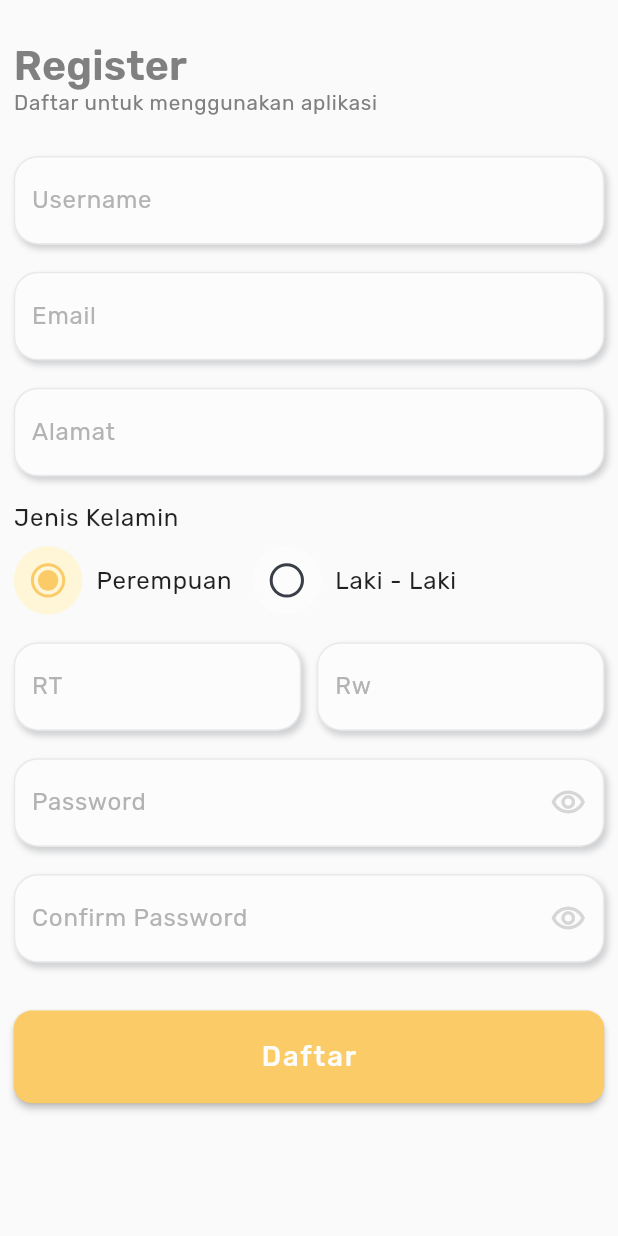
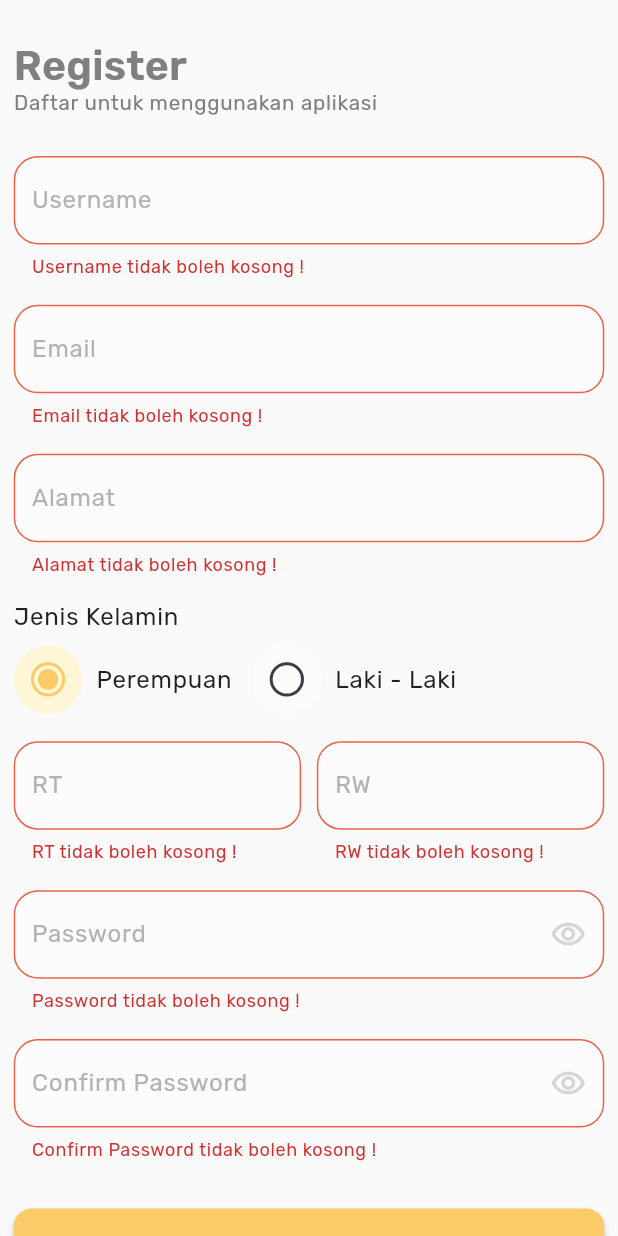
Before and after one commit to hendriari/e-gayams, a Flutter app: the screen it shows after launch, after a tap on "Skip", after a tap on "Daftar", on a phone screen of 412 x 824 dp. Run offline on Flutter 3.47's test engine with Material 2 defaults, Android fonts, the phone set to English and light mode, and no system bars; our stand-ins replace animated_splash_screen, firebase_core, google_fonts, smooth_page_indicator; accounts and stored records are empty.

Commit message:
register

```diff
--- a/lib/src/dummy/onboarding_list.dart
+++ b/lib/src/dummy/onboarding_list.dart
@@ -3,17 +3,17 @@ import 'package:kkn_siwalan/src/dummy/onboarding_model.dart';
 List<OnBoardingModel> onBoardingList = [
   OnBoardingModel(
     image: 'assets/image/onboarding1.png',
-    title: 'Testing 1',
-    subtitle: 'Makan',
+    title: 'Penunjang UMKM Siwalan',
+    subtitle: 'Ragam UMKM di Kelurahan Siwalan',
   ),
   OnBoardingModel(
-    image: 'assets/image/onboarding1.png',
-    title: 'Testing 2',
+    image: 'assets/image/onboarding2.png',
+    title: 'Memperluas',
     subtitle: 'Minum',
   ),
   OnBoardingModel(
-    image: 'assets/image/onboarding1.png',
-    title: 'Testing 3',
+    image: 'assets/image/onboarding3.png',
+    title: 'Order Lebih Mudah',
     subtitle: 'Tidur',
   ),
 ];
--- a/lib/src/screen/auth/register_screen.dart
+++ b/lib/src/screen/auth/register_screen.dart
@@ -1,8 +1,12 @@
+import 'package:flutter/gestures.dart';
 import 'package:flutter/material.dart';
 import 'package:kkn_siwalan/src/utils/adapt_size.dart';
 import 'package:kkn_siwalan/src/utils/colors.dart';
+import 'package:kkn_siwalan/src/utils/form_validators.dart';
+import 'package:kkn_siwalan/src/viewmodel/navigasi_viewmodel.dart';
 import 'package:kkn_siwalan/src/widget/button_widget.dart';
 import 'package:kkn_siwalan/src/widget/form_field_widget.dart';
+import 'package:kkn_siwalan/src/widget/rich_text_widget.dart';
 import 'package:kkn_siwalan/src/widget/string_radio_button.dart';
 
 class RegisterScreen extends StatefulWidget {
@@ -21,6 +25,7 @@ class _RegisterScreenState extends State<RegisterScreen> {
   final TextEditingController _password = TextEditingController();
   final TextEditingController _confirmPassword = TextEditingController();
   final ValueNotifier<String> _gender = ValueNotifier<String>('female');
+  final GlobalKey<FormState> _formKey = GlobalKey();
 
   @override
   void dispose() {
@@ -45,6 +50,8 @@ class _RegisterScreenState extends State<RegisterScreen> {
           left: AdaptSize.pixel8,
           bottom: AdaptSize.screenWidth / 1000 * 100,
         ),
+        child: Form(
+          key: _formKey,
           child: Column(
             mainAxisAlignment: MainAxisAlignment.start,
             crossAxisAlignment: CrossAxisAlignment.start,
@@ -69,12 +76,14 @@ class _RegisterScreenState extends State<RegisterScreen> {
                 height: AdaptSize.pixel24,
               ),
 
-            /// confrim password
+              /// username
               formFieldWidget(
                 context: context,
                 textEditingController: _username,
                 label: 'Username',
                 hint: 'Jhon Doe',
+                formFieldValidator: (value) =>
+                    FormValidators.usernameValidate(value: _username.text),
               ),
 
               SizedBox(
@@ -88,6 +97,8 @@ class _RegisterScreenState extends State<RegisterScreen> {
                 textInputType: TextInputType.emailAddress,
                 label: 'Email',
                 hint: 'example@gmail.com',
+                formFieldValidator: (value) => FormValidators.commonValidate(
+                    value: _email.text, values: 'Email'),
               ),
 
               SizedBox(
@@ -102,6 +113,8 @@ class _RegisterScreenState extends State<RegisterScreen> {
                 textInputType: TextInputType.streetAddress,
                 label: 'Alamat',
                 hint: 'Jl. Jalan',
+                formFieldValidator: (value) => FormValidators.commonValidate(
+                    value: _alamat.text, values: 'Alamat'),
               ),
 
               SizedBox(
@@ -177,14 +190,18 @@ class _RegisterScreenState extends State<RegisterScreen> {
                     textInputType: TextInputType.number,
                     label: 'RT',
                     hint: 'RT 01',
+                    formFieldValidator: (value) => FormValidators.rtrwValidate(
+                        rukun: _rt.text, value: 'RT', values: 'RT'),
                   ),
                   formFieldWidget(
                     width: AdaptSize.screenWidth / 2.15,
                     context: context,
                     textEditingController: _rw,
                     textInputType: TextInputType.number,
-                  label: 'Rw',
+                    label: 'RW',
                     hint: 'RW 01',
+                    formFieldValidator: (value) => FormValidators.rtrwValidate(
+                        rukun: _rw.text, value: 'RW', values: 'RW'),
                   ),
                 ],
               ),
@@ -201,6 +218,11 @@ class _RegisterScreenState extends State<RegisterScreen> {
                 textEditingController: _password,
                 label: 'Password',
                 hint: '*********',
+                formFieldValidator: (value) => FormValidators.passwordValidate(
+                  password: _password.text,
+                  confirmPassword: _password.text,
+                  value: "Password",
+                ),
                 suffix: IconButton(
                   onPressed: () {},
                   padding: EdgeInsets.zero,
@@ -224,6 +246,11 @@ class _RegisterScreenState extends State<RegisterScreen> {
                 textEditingController: _confirmPassword,
                 label: 'Confirm Password',
                 hint: '********',
+                formFieldValidator: (value) => FormValidators.passwordValidate(
+                  confirmPassword: _confirmPassword.text,
+                  password: _password.text,
+                  value: "Confirm Password",
+                ),
                 suffix: IconButton(
                   onPressed: () {},
                   padding: EdgeInsets.zero,
@@ -239,12 +266,17 @@ class _RegisterScreenState extends State<RegisterScreen> {
                 height: AdaptSize.pixel28,
               ),
 
+              /// button daftar
               buttonWidget(
                 sizeWidth: double.infinity,
                 sizeHeight: AdaptSize.screenWidth / 1000 * 150,
                 backgroundColor: MyColor.warning600,
                 foregroundColor: MyColor.neutral900,
-              onPressed: () {},
+                onPressed: () {
+                  if (_formKey.currentState!.validate()) {
+                    debugPrint(_username.text);
+                  }
+                },
                 child: Text(
                   'Daftar',
                   style: Theme.of(context).textTheme.button!.copyWith(
@@ -253,7 +285,31 @@ class _RegisterScreenState extends State<RegisterScreen> {
                       ),
                 ),
               ),
+
+              SizedBox(
+                height: AdaptSize.pixel75,
+              ),
+
+              /// login button
+              Center(
+                child: richTextWidget(
+                    text1: 'Sudah Punya Akun ?',
+                    textStyle1: Theme.of(context)
+                        .textTheme
+                        .bodyText1!
+                        .copyWith(fontSize: AdaptSize.pixel12),
+                    text2: ' Login',
+                    textStyle2: Theme.of(context).textTheme.bodyText1!.copyWith(
+                          fontSize: AdaptSize.pixel12,
+                          color: MyColor.warning600,
+                        ),
+                    recognizer2: TapGestureRecognizer()
+                      ..onTap = () async {
+                        NavigasiViewModel().navigateToLogin(context);
+                      }),
+              ),
             ],
+          ),
         ),
       ),
     );
--- /dev/null
+++ b/lib/src/utils/form_validators.dart
@@ -0,0 +1,60 @@
+class FormValidators {
+  /// validate username
+  static String? usernameValidate({
+    String? value,
+  }) {
+    if (value!.isEmpty) {
+      return 'Username tidak boleh kosong !';
+    } else if (value.length < 8) {
+      return 'Username harus lebih dari 8 karakter !';
+    } else if (!RegExp('.*[A-Z].*').hasMatch(value)) {
+      return 'Username harus memiliki 1 huruf uppercase !';
+    }
+    return null;
+  }
+
+  /// common validate
+  static String? commonValidate({
+    String? value,
+    String? values,
+  }) {
+    if (value!.isEmpty) {
+      return '$values tidak boleh kosong !';
+    }
+    return null;
+  }
+
+  /// rt rw validate
+  static String? rtrwValidate({
+    String? rukun,
+    String? value,
+    String? values,
+  }) {
+    if (rukun!.isEmpty) {
+      return '$values tidak boleh kosong !';
+    } else if (rukun.length > 2 || rukun.length > 2) {
+      return '$values tidak boleh lebih dari 2 karakter !';
+    }
+    return null;
+  }
+
+  /// validate password
+  static String? passwordValidate({
+    String? password,
+    String? confirmPassword,
+    String? value,
+  }) {
+    if (password!.isEmpty || confirmPassword!.isEmpty) {
+      return '$value tidak boleh kosong !';
+    } else if (password.length < 8 || confirmPassword.length < 8) {
+      return '$value harus lebih dari 8 karakter !';
+    } else if (!RegExp('.*[A-Z].*').hasMatch(password)) {
+      return '$value harus memiliki 1 huruf uppercase !';
+    } else if (!RegExp('.*[0-9].*').hasMatch(password)) {
+      return '$value harus mengandung angka !';
+    } else if (password != confirmPassword) {
+      return '$value harus sama !';
+    }
+    return null;
+  }
+}
--- a/lib/src/viewmodel/navigasi_viewmodel.dart
+++ b/lib/src/viewmodel/navigasi_viewmodel.dart
@@ -1,8 +1,10 @@
 import 'package:flutter/cupertino.dart';
+import 'package:kkn_siwalan/src/screen/auth/login_screen.dart';
 import 'package:kkn_siwalan/src/screen/auth/register_screen.dart';
 import 'package:kkn_siwalan/src/screen/onboarding_screen.dart';
 
 class NavigasiViewModel {
+  /// navigate to onboarding
   void navigateToOnboarding(BuildContext context) {
     Navigator.of(context).pushAndRemoveUntil(
         PageRouteBuilder(
@@ -17,8 +19,23 @@ class NavigasiViewModel {
         (route) => false);
   }
 
+  /// navigate to register
   void navigateToRegister(BuildContext context) {
     Navigator.pushReplacement(
-        context, CupertinoPageRoute(builder: (context) => RegisterScreen()));
+      context,
+      CupertinoPageRoute(
+        builder: (context) => const RegisterScreen(),
+      ),
+    );
+  }
+
+  /// navigate to login
+  void navigateToLogin(BuildContext context) {
+    Navigator.push(
+      context,
+      CupertinoPageRoute(
+        builder: (context) => const LoginScreen(),
+      ),
+    );
   }
 }
--- a/lib/src/widget/form_field_widget.dart
+++ b/lib/src/widget/form_field_widget.dart
@@ -15,19 +15,9 @@ Widget formFieldWidget({
   double? width,
   int? maxLines,
 }) {
-  return Container(
+  return SizedBox(
     height: height,
     width: width,
-    decoration: BoxDecoration(
-      borderRadius: BorderRadius.circular(16),
-      boxShadow: [
-        BoxShadow(
-          offset: const Offset(2, 3),
-          color: MyColor.primary900,
-          blurRadius: 3,
-        )
-      ],
-    ),
     child: TextFormField(
       controller: textEditingController,
       obscureText: obscureText ?? false,
@@ -49,19 +39,31 @@ Widget formFieldWidget({
             .textTheme
             .bodyText1!
             .copyWith(color: MyColor.neutral600, fontSize: AdaptSize.pixel14),
+        border: OutlineInputBorder(
+          borderRadius: BorderRadius.circular(16),
+          borderSide: BorderSide(
+            color: MyColor.neutral700.withOpacity(.6),
+          ),
+        ),
         enabledBorder: OutlineInputBorder(
           borderRadius: BorderRadius.circular(16),
           borderSide: BorderSide(
-            color: MyColor.neutral700.withOpacity(.5),
+            color: MyColor.neutral700.withOpacity(.6),
           ),
         ),
         focusedBorder: OutlineInputBorder(
           borderRadius: BorderRadius.circular(16),
           borderSide: BorderSide(
-            color: MyColor.neutral700.withOpacity(.5),
+            color: MyColor.neutral700.withOpacity(.6),
           ),
         ),
         errorBorder: OutlineInputBorder(
+          borderRadius: BorderRadius.circular(16),
+          borderSide: BorderSide(
+            color: MyColor.danger400,
+          ),
+        ),
+        focusedErrorBorder: OutlineInputBorder(
           borderRadius: BorderRadius.circular(16),
           borderSide: BorderSide(
             color: MyColor.danger400,
--- a/lib/src/widget/onboarding_widget.dart
+++ b/lib/src/widget/onboarding_widget.dart
@@ -14,7 +14,7 @@ Widget onboardingWidget({
         height: AdaptSize.screenWidth / 1000 * 800,
       ),
       SizedBox(
-        height: AdaptSize.pixel28,
+        height: AdaptSize.pixel36,
       ),
       Text(
         title,
@@ -29,6 +29,7 @@ Widget onboardingWidget({
             .textTheme
             .bodyText1!
             .copyWith(fontSize: AdaptSize.pixel14),
+        textAlign: TextAlign.center,
       ),
     ],
   );
--- /dev/null
+++ b/lib/src/widget/rich_text_widget.dart
@@ -0,0 +1,32 @@
+import 'package:flutter/cupertino.dart';
+import 'package:flutter/gestures.dart';
+
+Widget richTextWidget({
+  String? text1,
+  String? text2,
+  String? text3,
+  TextStyle? textStyle1,
+  TextStyle? textStyle2,
+  TextStyle? textStyle3,
+  GestureRecognizer? recognizer2,
+  GestureRecognizer? recognizer3,
+}) {
+  return RichText(
+    text: TextSpan(
+      text: text1,
+      style: textStyle1,
+      children: <TextSpan>[
+        TextSpan(
+          text: text2,
+          style: textStyle2,
+          recognizer: recognizer2,
+        ),
+        TextSpan(
+          text: text3,
+          style: textStyle3,
+          recognizer: recognizer3,
+        ),
+      ],
+    ),
+  );
+}
--- a/pubspec.yaml
+++ b/pubspec.yaml
@@ -44,6 +44,7 @@ dependencies:
   firebase_auth: ^4.2.5
   cloud_firestore: ^4.3.1
   firebase_storage: ^11.0.10
+  email_validator: ^2.1.17
 
 
 dev_dependencies:
```
Also changed, not shown: assets/image/onboarding2.png (added), assets/image/onboarding3.png (added), pubspec.lock. Lines whose indentation alone changed are shown as unchanged.
